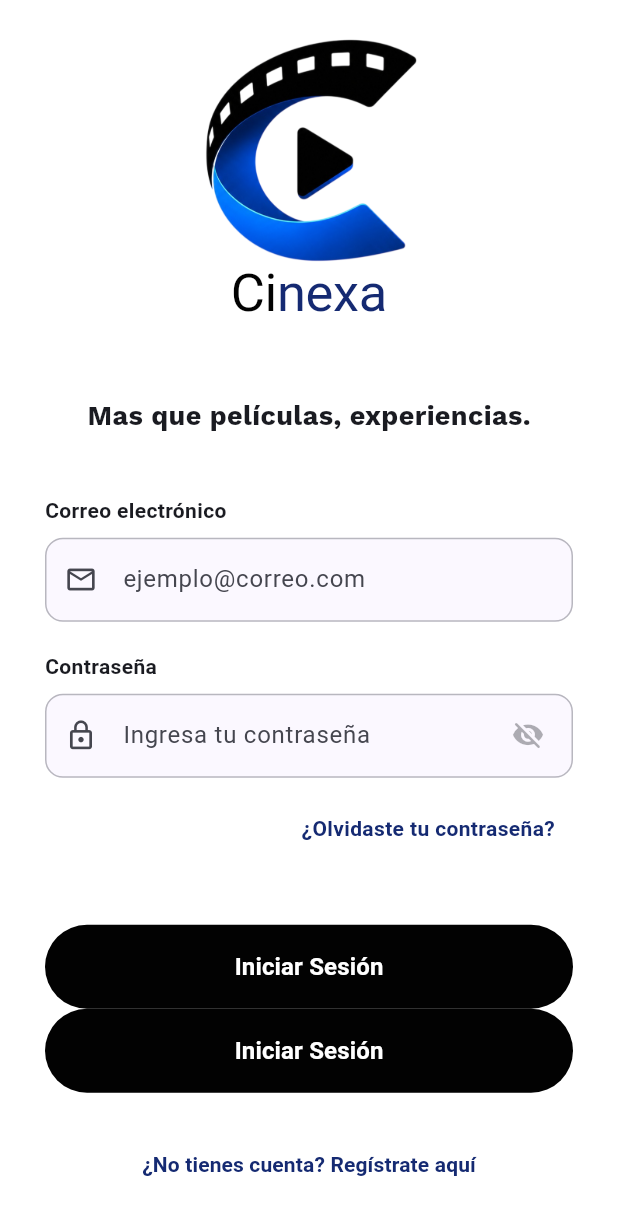
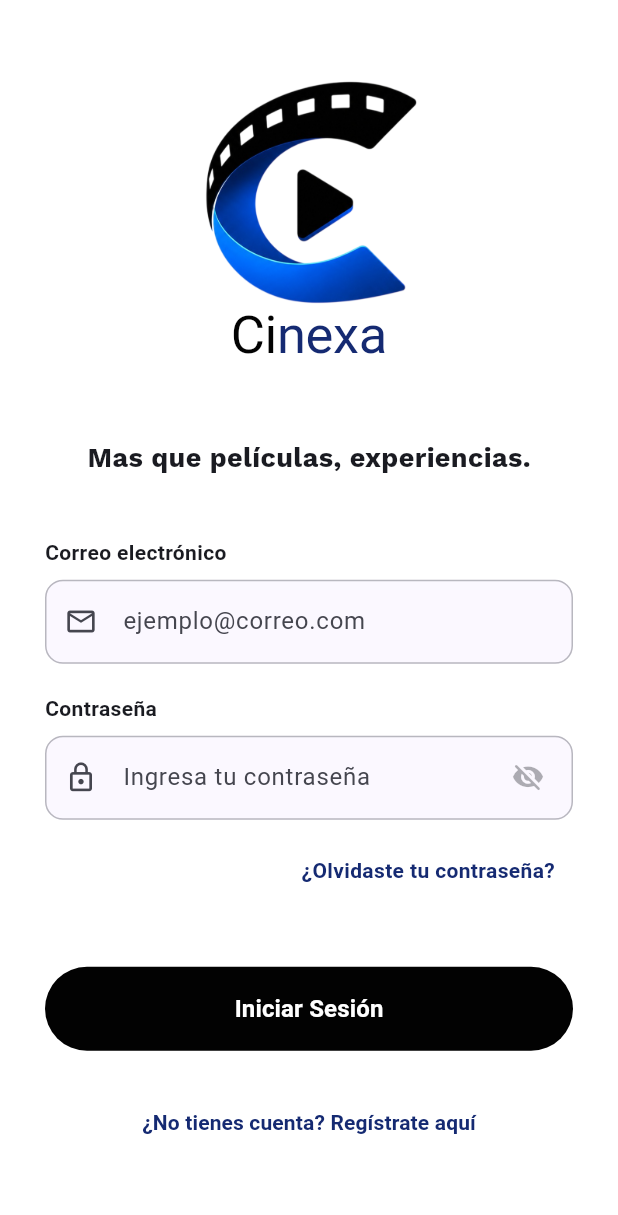
Before and after one commit to H0N3ys/Dreamers_Movies_App_Bv, a Flutter app: the screen it shows after launch, on a phone screen of 412 x 824 dp. Shown: the top 1215 px of the screen. Run offline on Flutter 3.47's test engine with Material 3 defaults, Android fonts, the phone set to English and light mode, and no system bars; our stand-ins replace go_router; Roboto replaces fonts that are missing (Output).

Commit message:
fix: resolviendo conflictos con los cambios de Segovia

```diff
--- a/lib/presentation/screens/auth/login_screen.dart
+++ b/lib/presentation/screens/auth/login_screen.dart
@@ -99,7 +99,7 @@ class LoginScreen extends StatelessWidget {
                       context.pushNamed('blank-screen');
                     },
                   ),
-                  CustomFilledButton(text: 'Iniciar Sesión', onPressed: () {}),
+
 
                   const SizedBox(height: 24),
 
```
